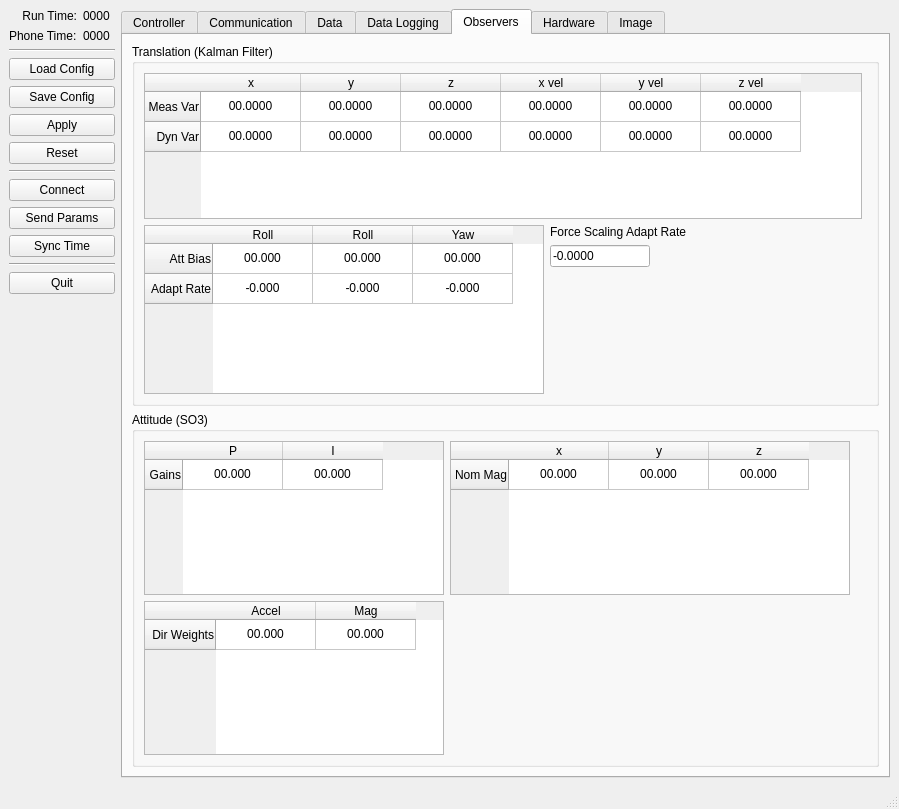
The window that Leash/src/Leash.ui (ryan0270/quadrover) describes before a commit, drawn with Qt 5.
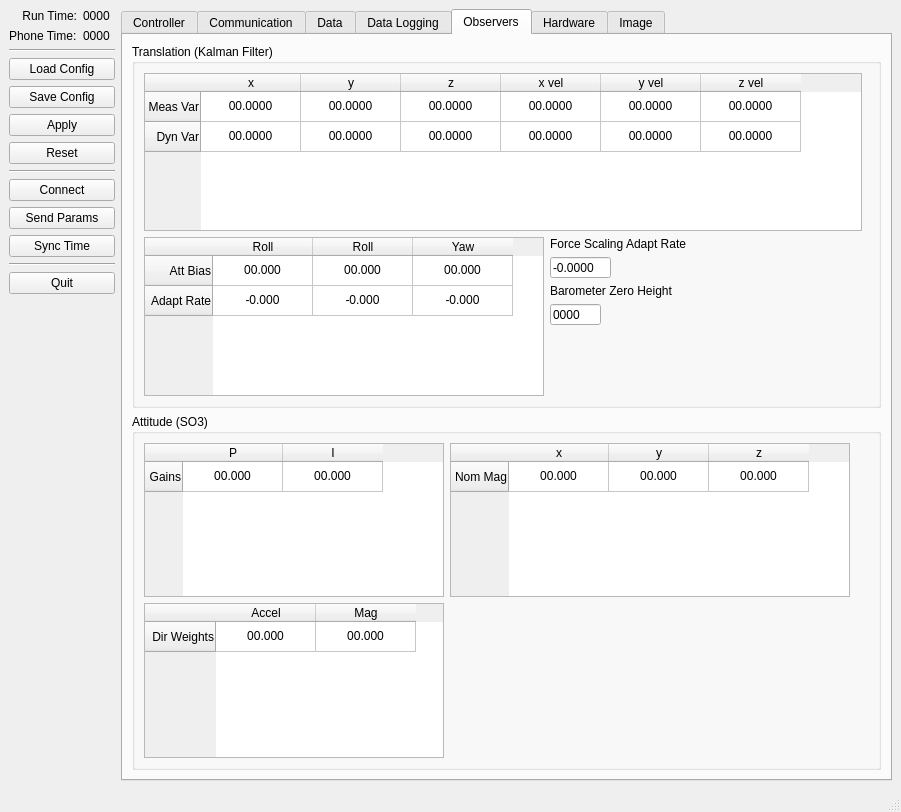
The same window after the commit. The open tabs and pages were chosen to show the change.

Commit message: Hover ok. In the middle of making it work for barometer height estimates

The edit to the form file:
```diff
--- a/Leash/src/Leash.ui
+++ b/Leash/src/Leash.ui
@@ -6,8 +6,8 @@
    <rect>
     <x>0</x>
     <y>0</y>
-    <width>899</width>
-    <height>809</height>
+    <width>901</width>
+    <height>812</height>
    </rect>
   </property>
   <property name="sizePolicy">
@@ -1469,171 +1469,7 @@
            <string>Translation (Kalman Filter)</string>
           </property>
           <layout class="QGridLayout" name="gridLayout">
-           <item row="3" column="2">
-            <spacer name="horizontalSpacer_6">
-             <property name="orientation">
-              <enum>Qt::Horizontal</enum>
-             </property>
-             <property name="sizeHint" stdset="0">
-              <size>
-               <width>170</width>
-               <height>20</height>
-              </size>
-             </property>
-            </spacer>
-           </item>
-           <item row="0" column="3">
-            <spacer name="horizontalSpacer_7">
-             <property name="orientation">
-              <enum>Qt::Horizontal</enum>
-             </property>
-             <property name="sizeHint" stdset="0">
-              <size>
-               <width>3</width>
-               <height>20</height>
-              </size>
-             </property>
-            </spacer>
-           </item>
-           <item row="2" column="1">
-            <layout class="QGridLayout" name="gridLayout_11">
-             <item row="0" column="0">
-              <widget class="QLabel" name="label">
-               <property name="text">
-                <string>Force Scaling Adapt Rate</string>
-               </property>
-               <property name="alignment">
-                <set>Qt::AlignRight|Qt::AlignTrailing|Qt::AlignVCenter</set>
-               </property>
-              </widget>
-             </item>
-             <item row="1" column="0">
-              <widget class="QLineEdit" name="txtKalmanForceGainAdaptRate">
-               <property name="maximumSize">
-                <size>
-                 <width>100</width>
-                 <height>16777215</height>
-                </size>
-               </property>
-               <property name="text">
-                <string>-0.0000</string>
-               </property>
-              </widget>
-             </item>
-            </layout>
-           </item>
-           <item row="2" column="0" rowspan="2">
-            <widget class="QTableWidget" name="tblKalmanAttBias">
-             <property name="minimumSize">
-              <size>
-               <width>400</width>
-               <height>87</height>
-              </size>
-             </property>
-             <row>
-              <property name="text">
-               <string>Att Bias</string>
-              </property>
-              <property name="textAlignment">
-               <set>AlignRight|AlignVCenter</set>
-              </property>
-             </row>
-             <row>
-              <property name="text">
-               <string>Adapt Rate</string>
-              </property>
-              <property name="textAlignment">
-               <set>AlignRight|AlignVCenter</set>
-              </property>
-             </row>
-             <column>
-              <property name="text">
-               <string>Roll</string>
-              </property>
-              <property name="textAlignment">
-               <set>AlignHCenter|AlignVCenter|AlignCenter</set>
-              </property>
-             </column>
-             <column>
-              <property name="text">
-               <string>Roll</string>
-              </property>
-              <property name="textAlignment">
-               <set>AlignHCenter|AlignVCenter|AlignCenter</set>
-              </property>
-             </column>
-             <column>
-              <property name="text">
-               <string>Yaw</string>
-              </property>
-              <property name="textAlignment">
-               <set>AlignHCenter|AlignVCenter|AlignCenter</set>
-              </property>
-             </column>
-             <item row="0" column="0">
-              <property name="text">
-               <string>00.000</string>
-              </property>
-              <property name="textAlignment">
-               <set>AlignHCenter|AlignVCenter|AlignCenter</set>
-              </property>
-             </item>
-             <item row="0" column="1">
-              <property name="text">
-               <string>00.000</string>
-              </property>
-              <property name="textAlignment">
-               <set>AlignHCenter|AlignVCenter|AlignCenter</set>
-              </property>
-             </item>
-             <item row="0" column="2">
-              <property name="text">
-               <string>00.000</string>
-              </property>
-              <property name="textAlignment">
-               <set>AlignHCenter|AlignVCenter|AlignCenter</set>
-              </property>
-             </item>
-             <item row="1" column="0">
-              <property name="text">
-               <string>-0.000</string>
-              </property>
-              <property name="textAlignment">
-               <set>AlignHCenter|AlignVCenter|AlignCenter</set>
-              </property>
-             </item>
-             <item row="1" column="1">
-              <property name="text">
-               <string>-0.000</string>
-              </property>
-              <property name="textAlignment">
-               <set>AlignHCenter|AlignVCenter|AlignCenter</set>
-              </property>
-             </item>
-             <item row="1" column="2">
-              <property name="text">
-               <string>-0.000</string>
-              </property>
-              <property name="textAlignment">
-               <set>AlignHCenter|AlignVCenter|AlignCenter</set>
-              </property>
-             </item>
-            </widget>
-           </item>
-           <item row="4" column="0">
-            <spacer name="verticalSpacer_7">
-             <property name="orientation">
-              <enum>Qt::Vertical</enum>
-             </property>
-             <property name="sizeHint" stdset="0">
-              <size>
-               <width>20</width>
-               <height>13</height>
-              </size>
-             </property>
-            </spacer>
-           </item>
-           <item row="0" column="0" rowspan="2" colspan="3">
+           <item row="0" column="0" colspan="3">
             <widget class="QTableWidget" name="tblKalmanVar">
              <property name="minimumSize">
               <size>
@@ -1803,7 +1639,177 @@
              </item>
             </widget>
            </item>
+           <item row="0" column="3">
+            <spacer name="horizontalSpacer_7">
+             <property name="orientation">
+              <enum>Qt::Horizontal</enum>
+             </property>
+             <property name="sizeHint" stdset="0">
+              <size>
+               <width>3</width>
+               <height>20</height>
+              </size>
+             </property>
+            </spacer>
+           </item>
+           <item row="1" column="0" rowspan="5">
+            <widget class="QTableWidget" name="tblKalmanAttBias">
+             <property name="minimumSize">
+              <size>
+               <width>400</width>
+               <height>87</height>
+              </size>
+             </property>
+             <row>
+              <property name="text">
+               <string>Att Bias</string>
+              </property>
+              <property name="textAlignment">
+               <set>AlignRight|AlignVCenter</set>
+              </property>
+             </row>
+             <row>
+              <property name="text">
+               <string>Adapt Rate</string>
+              </property>
+              <property name="textAlignment">
+               <set>AlignRight|AlignVCenter</set>
+              </property>
+             </row>
+             <column>
+              <property name="text">
+               <string>Roll</string>
+              </property>
+              <property name="textAlignment">
+               <set>AlignHCenter|AlignVCenter|AlignCenter</set>
+              </property>
+             </column>
+             <column>
+              <property name="text">
+               <string>Roll</string>
+              </property>
+              <property name="textAlignment">
+               <set>AlignHCenter|AlignVCenter|AlignCenter</set>
+              </property>
+             </column>
+             <column>
+              <property name="text">
+               <string>Yaw</string>
+              </property>
+              <property name="textAlignment">
+               <set>AlignHCenter|AlignVCenter|AlignCenter</set>
+              </property>
+             </column>
+             <item row="0" column="0">
+              <property name="text">
+               <string>00.000</string>
+              </property>
+              <property name="textAlignment">
+               <set>AlignHCenter|AlignVCenter|AlignCenter</set>
+              </property>
+             </item>
+             <item row="0" column="1">
+              <property name="text">
+               <string>00.000</string>
+              </property>
+              <property name="textAlignment">
+               <set>AlignHCenter|AlignVCenter|AlignCenter</set>
+              </property>
+             </item>
+             <item row="0" column="2">
+              <property name="text">
+               <string>00.000</string>
+              </property>
+              <property name="textAlignment">
+               <set>AlignHCenter|AlignVCenter|AlignCenter</set>
+              </property>
+             </item>
+             <item row="1" column="0">
+              <property name="text">
+               <string>-0.000</string>
+              </property>
+              <property name="textAlignment">
+               <set>AlignHCenter|AlignVCenter|AlignCenter</set>
+              </property>
+             </item>
+             <item row="1" column="1">
+              <property name="text">
+               <string>-0.000</string>
+              </property>
+              <property name="textAlignment">
+               <set>AlignHCenter|AlignVCenter|AlignCenter</set>
+              </property>
+             </item>
+             <item row="1" column="2">
+              <property name="text">
+               <string>-0.000</string>
+              </property>
+              <property name="textAlignment">
+               <set>AlignHCenter|AlignVCenter|AlignCenter</set>
+              </property>
+             </item>
+            </widget>
+           </item>
+           <item row="1" column="1">
+            <widget class="QLabel" name="label">
+             <property name="text">
+              <string>Force Scaling Adapt Rate</string>
+             </property>
+             <property name="alignment">
+              <set>Qt::AlignRight|Qt::AlignTrailing|Qt::AlignVCenter</set>
+             </property>
+            </widget>
+           </item>
+           <item row="2" column="1">
+            <widget class="QLineEdit" name="txtKalmanForceGainAdaptRate">
+             <property name="maximumSize">
+              <size>
+               <width>61</width>
+               <height>21</height>
+              </size>
+             </property>
+             <property name="text">
+              <string>-0.0000</string>
+             </property>
+            </widget>
+           </item>
            <item row="3" column="1">
+            <widget class="QLabel" name="label_3">
+             <property name="text">
+              <string>Barometer Zero Height</string>
+             </property>
+             <property name="alignment">
+              <set>Qt::AlignLeading|Qt::AlignLeft|Qt::AlignVCenter</set>
+             </property>
+            </widget>
+           </item>
+           <item row="3" column="2" rowspan="3">
+            <spacer name="horizontalSpacer_6">
+             <property name="orientation">
+              <enum>Qt::Horizontal</enum>
+             </property>
+             <property name="sizeHint" stdset="0">
+              <size>
+               <width>170</width>
+               <height>20</height>
+              </size>
+             </property>
+            </spacer>
+           </item>
+           <item row="4" column="1">
+            <widget class="QLineEdit" name="txtBarometerZeroHeight">
+             <property name="maximumSize">
+              <size>
+               <width>51</width>
+               <height>21</height>
+              </size>
+             </property>
+             <property name="text">
+              <string>0000</string>
+             </property>
+            </widget>
+           </item>
+           <item row="5" column="1">
             <spacer name="verticalSpacer_8">
              <property name="orientation">
               <enum>Qt::Vertical</enum>
@@ -1816,6 +1822,19 @@
              </property>
             </spacer>
            </item>
+           <item row="6" column="0">
+            <spacer name="verticalSpacer_7">
+             <property name="orientation">
+              <enum>Qt::Vertical</enum>
+             </property>
+             <property name="sizeHint" stdset="0">
+              <size>
+               <width>20</width>
+               <height>13</height>
+              </size>
+             </property>
+            </spacer>
+           </item>
           </layout>
          </widget>
         </item>
```
Left out of the diff: 35 changed lines with no effect on the pictures. The commit also changes 14 other files.
